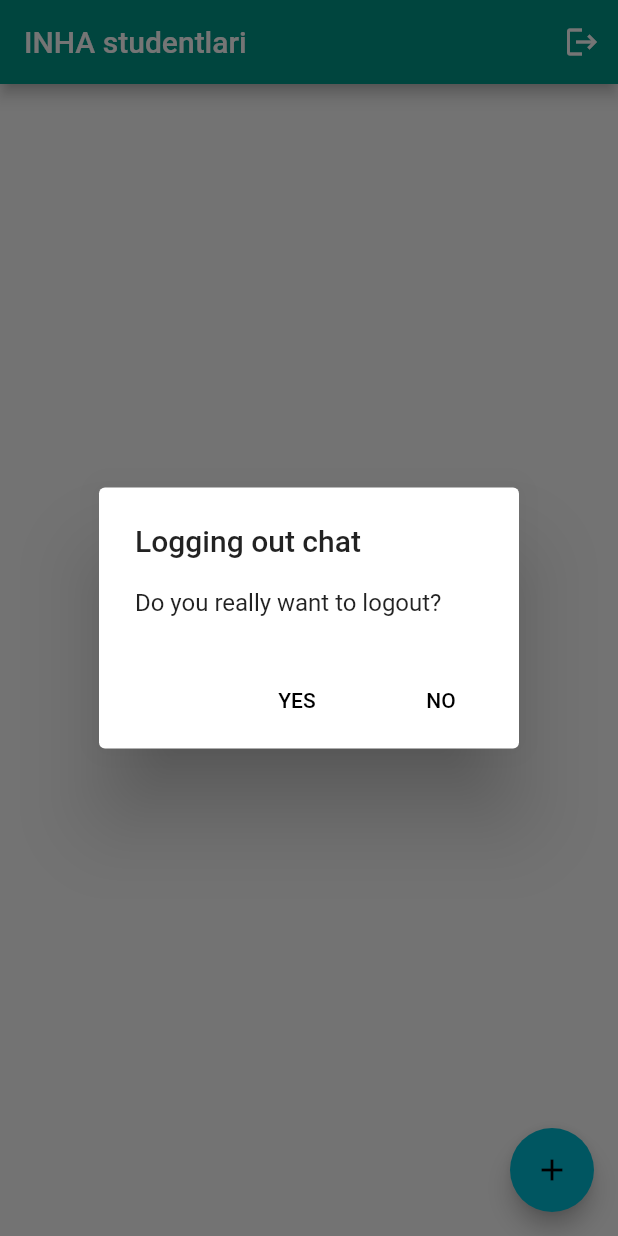
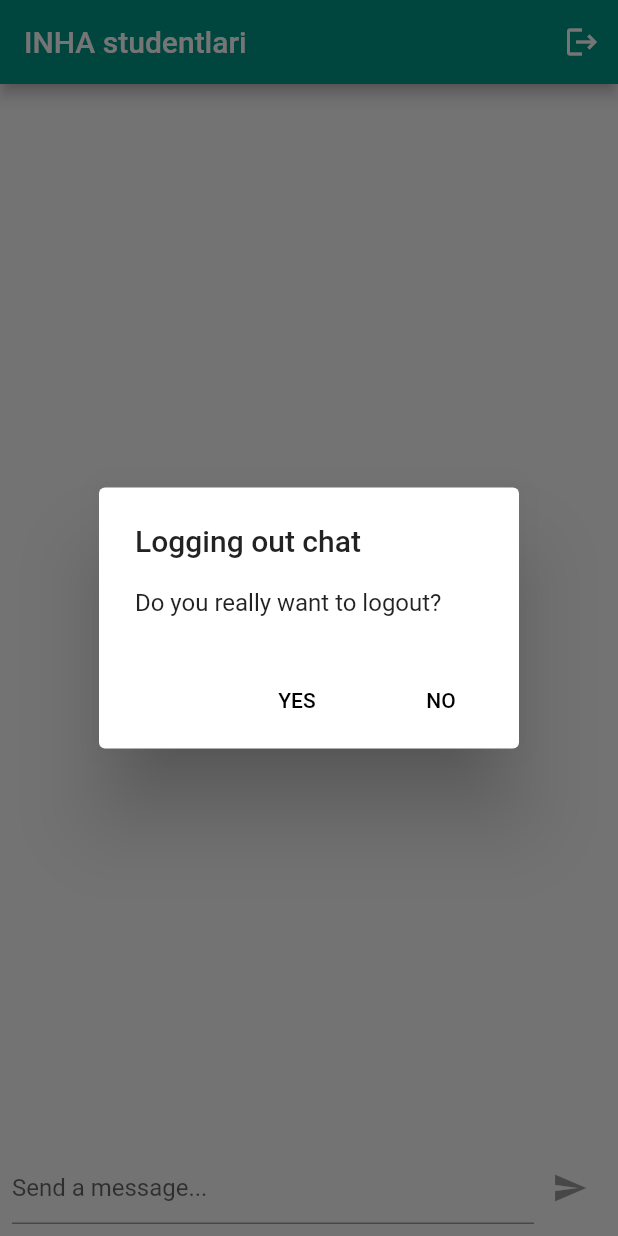
Before and after one commit to Muhammadsaid22/chat_app, a Flutter app: the screen it shows once a user with an empty profile is signed in, after a tap on the "logout" icon, on a phone screen of 412 x 824 dp. Run offline on Flutter 3.47's test engine with Material 2 defaults, Android fonts, the phone set to English and light mode, and no system bars; our stand-ins replace cloud_firestore, firebase_auth, firebase_core; accounts and stored records are empty.

Commit message:
ordering chat messages and sending new messages

```diff
--- a/lib/screens/chat_screen.dart
+++ b/lib/screens/chat_screen.dart
@@ -1,4 +1,5 @@
 import 'package:chat_app/widgets/chat/messages.dart';
+import 'package:chat_app/widgets/chat/new_message.dart';
 import 'package:cloud_firestore/cloud_firestore.dart';
 import 'package:firebase_auth/firebase_auth.dart';
 import 'package:flutter/material.dart';
@@ -43,42 +44,11 @@ class ChatScreen extends StatelessWidget {
           children: [
             Expanded(
                 child: Messages(),
-            )
+            ),
+            NewMessage(),
           ],
         ),
       ),
-
-      /*StreamBuilder<QuerySnapshot>(
-        stream: FirebaseFirestore.instance
-            .collection('chats/sWlkBqhhWSplcnKeLYZo/messages')
-            .snapshots(),
-        builder: (BuildContext context, AsyncSnapshot<QuerySnapshot> snapshot) {
-          if (snapshot.hasError) {
-            return Text('Something went wrong');
-          }
-
-          if (snapshot.connectionState == ConnectionState.waiting) {
-            return Text("Loading");
-          }
-          return ListView(
-            children: snapshot.data!.docs.map((DocumentSnapshot document) {
-              Map<String, dynamic> data = document.data()! as Map<String, dynamic>;
-              return ListTile(
-                title: Text(data['text']),
-              );
-            }).toList(),
-          );
-        },
-      ),*/
-      floatingActionButton: FloatingActionButton(
-        child: Icon(Icons.add),
-        onPressed: () {
-          FirebaseFirestore.instance
-              .collection('chats/sWlkBqhhWSplcnKeLYZo/messages')
-              .add({
-            'text': "Button pressed"
-              });
-        })
     );
   }
 }
--- a/lib/widgets/chat/messages.dart
+++ b/lib/widgets/chat/messages.dart
@@ -7,7 +7,7 @@ class Messages extends StatelessWidget {
   @override
   Widget build(BuildContext context) {
     return StreamBuilder(
-        stream: FirebaseFirestore.instance.collection('chat').snapshots(),
+        stream: FirebaseFirestore.instance.collection('chat').orderBy('createdAt', descending: true).snapshots(),
         builder: (ctx, AsyncSnapshot<QuerySnapshot> chatSnapshot) {
           if(chatSnapshot.connectionState == ConnectionState.waiting) {
             return Center(
@@ -16,6 +16,7 @@ class Messages extends StatelessWidget {
           }
           final chatDocs = chatSnapshot.data!.docs;
           return ListView.builder(
+            reverse: true,
             itemCount: chatDocs.length,
             itemBuilder: (ctx, index) => Text(
               chatDocs[index]['text']
--- /dev/null
+++ b/lib/widgets/chat/new_message.dart
@@ -0,0 +1,53 @@
+import 'package:cloud_firestore/cloud_firestore.dart';
+import 'package:flutter/material.dart';
+
+class NewMessage extends StatefulWidget {
+
+
+  @override
+  _NewMessageState createState() => _NewMessageState();
+}
+
+class _NewMessageState extends State<NewMessage> {
+  final _controller = new TextEditingController();
+  String _enteredMessage = "";
+
+  void _sendMessage() {
+    FocusScope.of(context).unfocus();
+    FirebaseFirestore.instance.collection('chat').add({
+      'text': _enteredMessage,
+      'createdAt': Timestamp.now(),
+    });
+    _controller.clear();
+  }
+
+  @override
+  Widget build(BuildContext context) {
+    return Container(
+      margin: EdgeInsets.only(top: 8),
+      padding: EdgeInsets.all(8),
+      child: Row(
+        children: [
+          Expanded(
+              child: TextField(
+                controller: _controller,
+                decoration: InputDecoration(
+                  hintText: 'Send a message...',
+                ),
+                onChanged: (value) {
+                  setState(() {
+                    _enteredMessage = value;
+                  });
+                },
+              )
+          ),
+          IconButton(
+            color: Theme.of(context).primaryColor,
+            icon: Icon(Icons.send),
+            onPressed: _enteredMessage.trim().isEmpty ? null : _sendMessage,
+          ),
+        ],
+      ),
+    );
+  }
+}
```
